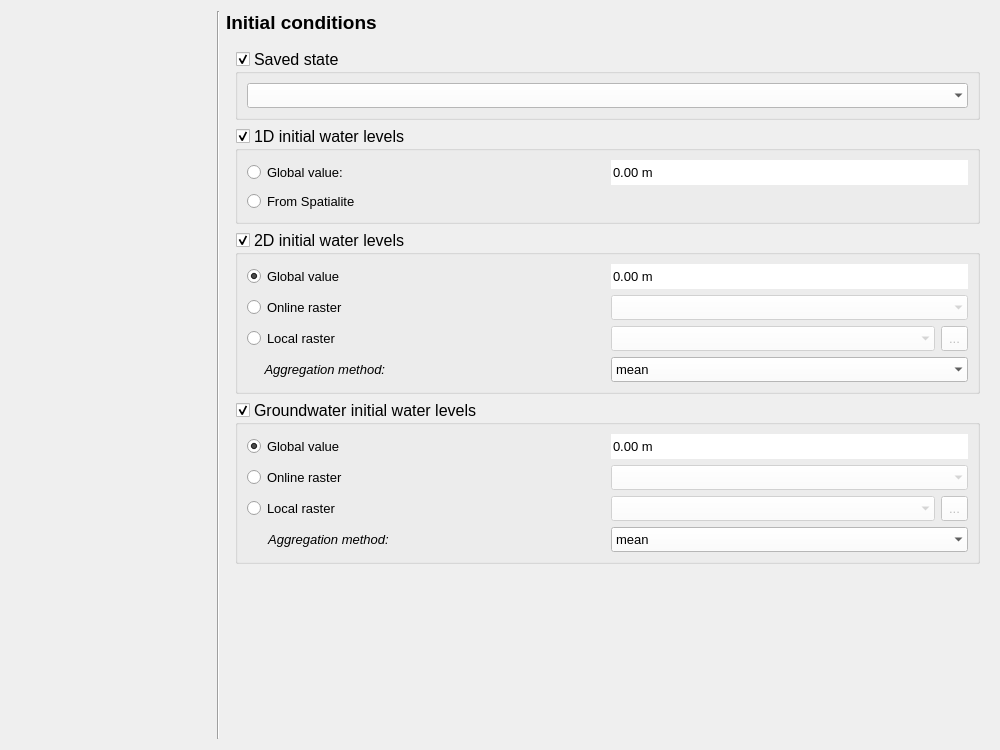
Old version of the form threedi_models_and_simulations/ui/simulation_wizard/page_initial_conditions.ui in the repository nens/threedi-api-qgis-client.
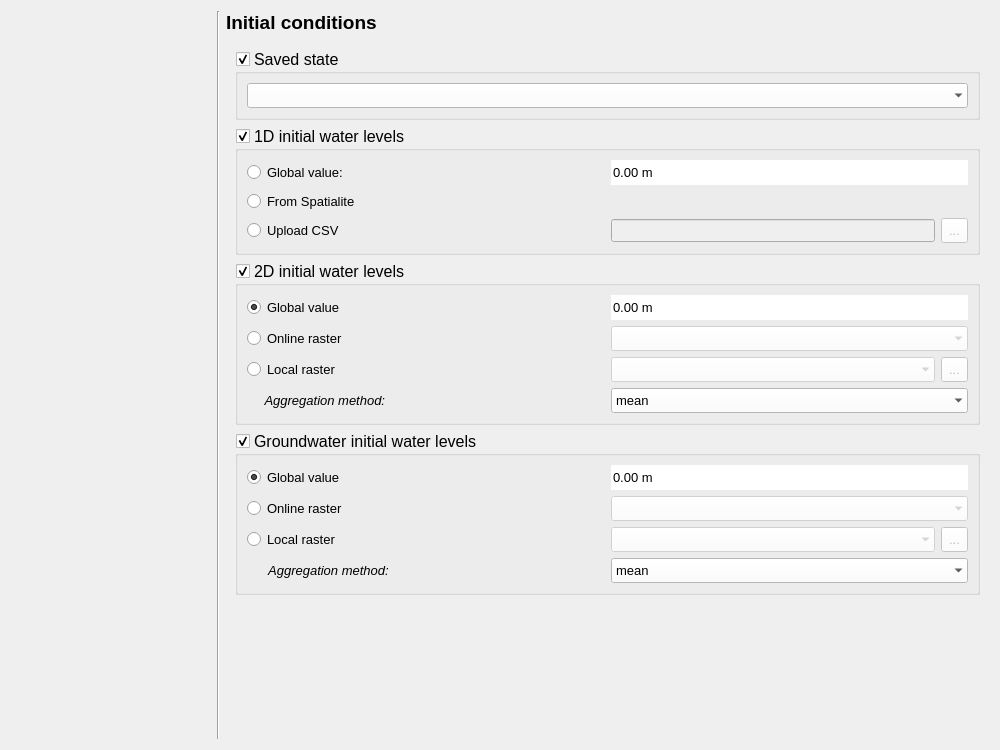
New version of the form. Custom widgets are drawn as their Qt base class.

Commit message: Improve 1d initial water level with CSV upload (#575)

```diff
--- a/threedi_models_and_simulations/ui/simulation_wizard/page_initial_conditions.ui
+++ b/threedi_models_and_simulations/ui/simulation_wizard/page_initial_conditions.ui
@@ -170,6 +170,67 @@
            </property>
           </widget>
          </item>
+         <item row="2" column="0">
+          <widget class="QRadioButton" name="rb_1d_upload_csv">
+           <property name="font">
+            <font>
+             <family>Segoe UI</family>
+             <pointsize>10</pointsize>
+            </font>
+           </property>
+           <property name="text">
+            <string>Upload CSV</string>
+           </property>
+          </widget>
+         </item>
+         <item row="2" column="1">
+          <layout class="QHBoxLayout" name="horizontalLayout_3">
+           <item>
+            <widget class="QLineEdit" name="le_1d_upload_csv">
+             <property name="enabled">
+              <bool>false</bool>
+             </property>
+             <property name="sizePolicy">
+              <sizepolicy hsizetype="Preferred" vsizetype="Fixed">
+               <horstretch>0</horstretch>
+               <verstretch>0</verstretch>
+              </sizepolicy>
+             </property>
+             <property name="font">
+              <font>
+               <family>Segoe UI</family>
+               <pointsize>10</pointsize>
+              </font>
+             </property>
+             <property name="readOnly">
+              <bool>true</bool>
+             </property>
+            </widget>
+           </item>
+           <item>
+            <widget class="QToolButton" name="btn_1d_upload_csv">
+             <property name="enabled">
+              <bool>false</bool>
+             </property>
+             <property name="minimumSize">
+              <size>
+               <width>0</width>
+               <height>25</height>
+              </size>
+             </property>
+             <property name="font">
+              <font>
+               <family>Segoe UI</family>
+               <pointsize>10</pointsize>
+              </font>
+             </property>
+             <property name="text">
+              <string>...</string>
+             </property>
+            </widget>
+           </item>
+          </layout>
+         </item>
         </layout>
        </widget>
       </item>
```
Left out of the diff: 12 changed lines with no effect on the pictures. The commit also changes 7 other files.
